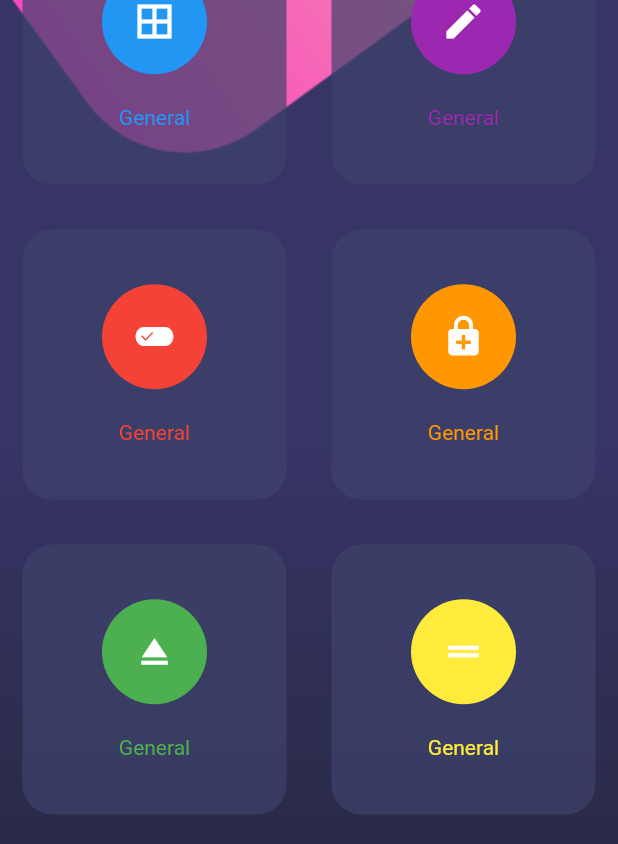
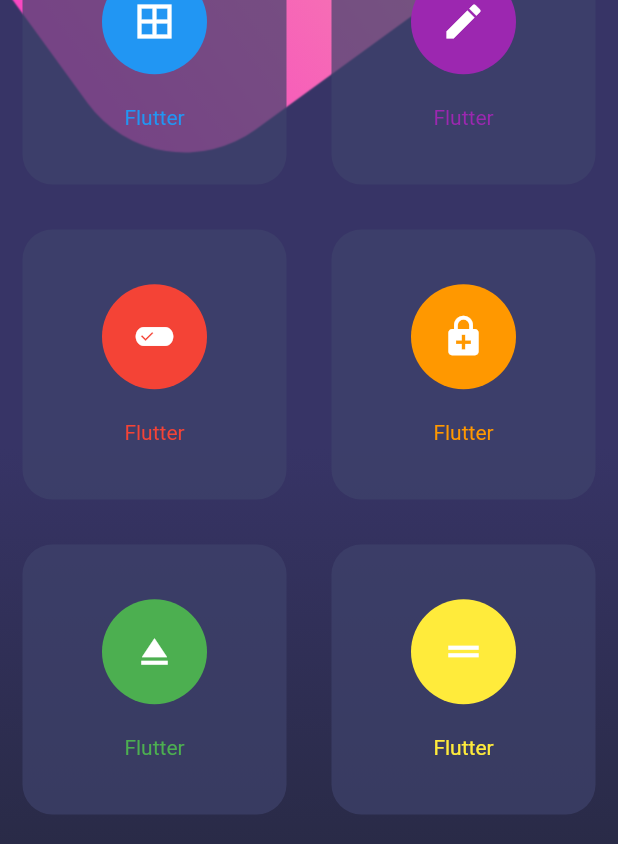
Before and after one commit to ilodi/flutterUI, a Flutter app: the screen it shows after launch, on a phone screen of 412 x 824 dp. Shown: the part 243-1087 px from the top of the screen. Run offline on Flutter 3.47's test engine with Material 2 defaults, Android fonts, the phone set to English and light mode, and no system bars.

Commit message:
listo curso

```diff
--- a/lib/src/pages/compuesto_pages.dart
+++ b/lib/src/pages/compuesto_pages.dart
@@ -129,26 +129,26 @@ class CompuestoPage extends StatelessWidget {
       children: [
         TableRow(
           children: [
-            _crearBotonRedondeado(Colors.blue, Icons.border_all, 'General'),
-            _crearBotonRedondeado(Colors.purple, Icons.edit, 'General'),
+            _crearBotonRedondeado(Colors.blue, Icons.border_all, 'Flutter'),
+            _crearBotonRedondeado(Colors.purple, Icons.edit, 'Flutter'),
           ],
         ),
         TableRow(
           children: [
-            _crearBotonRedondeado(Colors.red, Icons.edit_attributes, 'General'),
-            _crearBotonRedondeado(Colors.orange, Icons.enhanced_encryption, 'General'),
+            _crearBotonRedondeado(Colors.red, Icons.edit_attributes, 'Flutter'),
+            _crearBotonRedondeado(Colors.orange, Icons.enhanced_encryption, 'Flutter'),
           ],
         ),
         TableRow(
           children: [
-            _crearBotonRedondeado(Colors.green, Icons.eject, 'General'),
-            _crearBotonRedondeado(Colors.yellow, Icons.drag_handle, 'General'),
+            _crearBotonRedondeado(Colors.green, Icons.eject, 'Flutter'),
+            _crearBotonRedondeado(Colors.yellow, Icons.drag_handle, 'Flutter'),
           ],
         ),
         TableRow(
           children: [
-            _crearBotonRedondeado(Colors.blueAccent, Icons.dvr, 'General'),
-            _crearBotonRedondeado(Colors.lightBlue, Icons.directions_bus, 'General'),
+            _crearBotonRedondeado(Colors.blueAccent, Icons.dvr, 'Flutter'),
+            _crearBotonRedondeado(Colors.lightBlue, Icons.directions_bus, 'Flutter'),
           ],
         )
       ],
@@ -175,7 +175,8 @@ class CompuestoPage extends StatelessWidget {
               CircleAvatar(
                 backgroundColor: color,
                 radius: 35.0,
-                child: Icon(
+                child:
+                Icon(
                   icono,
                   color: Colors.white,
                   size: 30.0,
```
